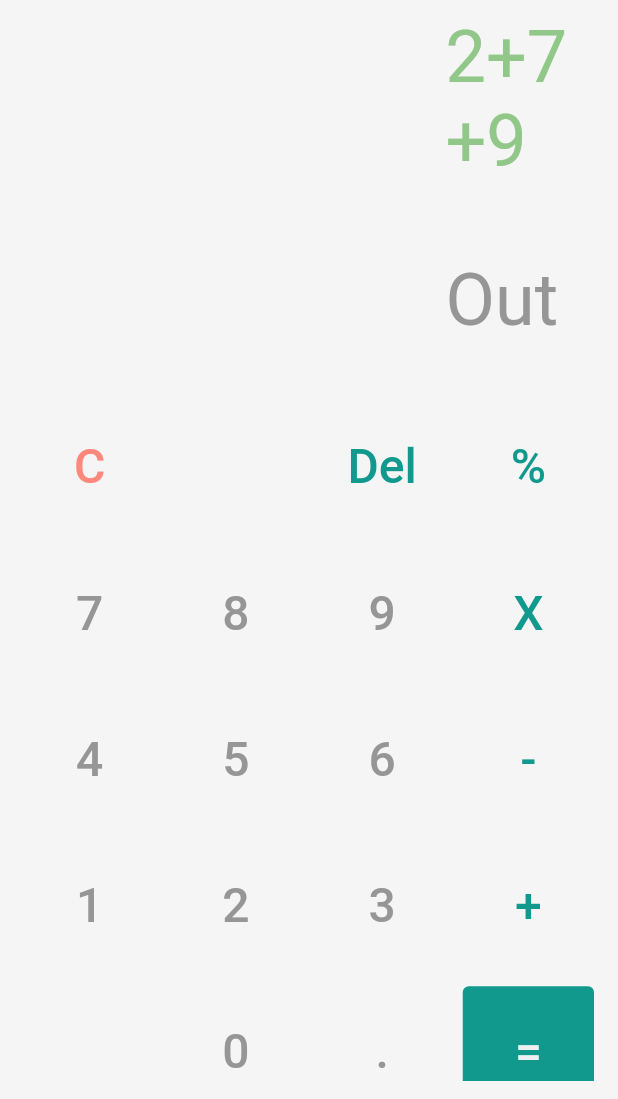
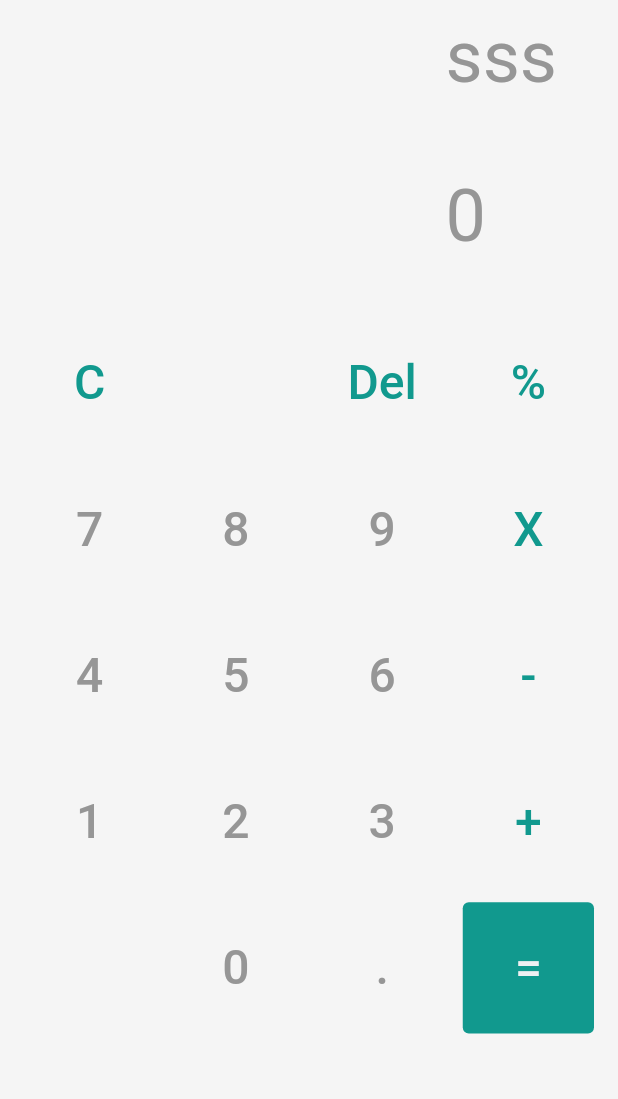
Before and after one commit to pascariandrei/lab3, a Flutter app: the screen it shows after launch, after a tap on an icon or button, on a phone screen of 412 x 824 dp, the part 137-1236 px from its top. Run offline on Flutter 3.47's test engine with Material 2 defaults, Android fonts, the phone set to English and light mode, and no system bars; Roboto replaces fonts that are missing (SFProText-Regular).

Commit message:
optimised the buttons method of creation via dinamic function

```diff
--- /dev/null
+++ b/lib/widgets/btn-widget.dart
@@ -0,0 +1,28 @@
+import 'package:flutter/material.dart';
+
+import '../resources/text_styles.dart';
+
+class Button extends StatelessWidget {
+  const Button({required this.text,required this.color,required this.click, this.style});
+  final String? text;
+  final int color;
+  final Function click;
+  final String? style;
+
+
+
+  @override
+  Widget build(BuildContext context) {
+    return TextButton(
+      style: ButtonStyle(
+        foregroundColor: MaterialStateProperty.all<Color>(Colors.blue),
+      ),
+      onPressed: () =>click(text),
+      child: Text(
+        '$text',
+        style: TextStyles.sfprotextRegular25
+            .copyWith(color: Color(color), fontSize: 32),
+      ),
+    );
+  }
+}
--- a/lib/widgets/buttons_widget.dart
+++ b/lib/widgets/buttons_widget.dart
@@ -21,32 +21,12 @@ class _ButtonWidgetState extends State<ButtonWidget> {
         body: Container(
       color: Color(0xFFF5F5F5),
       padding: const EdgeInsets.only(bottom: 0, top: 63),
-      child: Column(
-        children: [
-          Text(
-            ' Calculator',
-            style: TextStyles.sfprotextRegular25
-                .copyWith(color: CustomColor.black, fontSize: 24),
-          ),
-          Row(
-            children: [
-              new Align(
-                alignment: Alignment.center,
-              ),
-            ],
-          ),
-          OutPutWidget(),
-          Expanded(
-              flex: 3,
-              child: Container(
-                padding: const EdgeInsets.only(
-                    top: 20, left: 16, right: 16, bottom: 12),
-                child: GridWidget(),
-              )),
+      child:
+          GridWidget(),
 
           // ButtonWidget()
-        ],
+
       ),
-    ));
+    );
   }
 }
--- a/lib/widgets/grid_widget.dart
+++ b/lib/widgets/grid_widget.dart
@@ -3,6 +3,7 @@ import 'package:flutter/material.dart';
 
 import '../resources/custom_colors.dart';
 import '../resources/text_styles.dart';
+import 'btn-widget.dart';
 
 class GridWidget extends StatefulWidget {
   const GridWidget({Key? key}) : super(key: key);
@@ -12,189 +13,92 @@ class GridWidget extends StatefulWidget {
 }
 
 class _GridWidgetState extends State<GridWidget> {
+  int? firstNum;
+  int? secondNum;
+  String? log;
+  String? result='';
+  String? textDisplay='';
+  String? operation;
+
+  void btnOnClick(String el) {
+    if (el == 'C') {
+      textDisplay = '0';
+      firstNum = 0;
+      secondNum = 0;
+      result = 'a';
+    }else if(el == '1'){
+      textDisplay = '1';
+    }else if(el == '2'){
+      textDisplay = '2';
+    }
+    setState(() {
+      result = textDisplay;
+    });
+  }
+
   @override
   Widget build(BuildContext context) {
-    return GridView.count(
+    return Column(
+      children: [
+        Text(
+          ' Calculator',
+          style: TextStyles.sfprotextRegular25
+              .copyWith(color: CustomColor.black, fontSize: 24),
+        ),
+        Row(
+          children: [
+            new Align(
+              alignment: Alignment.center,
+            ),
+          ],
+        ),Column(
+          children: [
+            Container(
+              padding: const EdgeInsets.only(left:270,bottom: 49.78,top:10 ),
+              width: 358,
+              child: Text('sss',
+                  style: TextStyles.sfprotextRegular25
+                      .copyWith(color: Color(0xFF969696), fontSize: 48)),
+            ), Container(
+              padding: const EdgeInsets.only(left:270 ),
+              width: 358,
+              child: Text('$result',
+                  style: TextStyles.sfprotextRegular25
+                      .copyWith(color: Color(0xFF969696), fontSize: 48)),
+            ),
+          ],
+        ),
+        Expanded(
+          flex: 3,
+          child: Container(
+            padding: const EdgeInsets.only(
+                top: 20, left: 16, right: 16, bottom: 12),
+            child: GridView.count(
                 padding: const EdgeInsets.only(top: 20),
                 crossAxisSpacing: 10,
                 mainAxisSpacing: 10,
                 crossAxisCount: 4,
                 children: <Widget>[
+                  Button(text: 'C', color: 0xFF11998E, click: btnOnClick),
+                  SizedBox(),
+                  Button(text: 'Del', color: 0xFF11998E, click: btnOnClick),
+                  Button(text: '%', color: 0xFF11998E, click: btnOnClick),
+                  Button(text: '7', color: 0xFF969696, click: btnOnClick),
+                  Button(text: '8', color: 0xFF969696, click: btnOnClick),
+                  Button(text: '9', color: 0xFF969696, click: btnOnClick),
+                  Button(text: 'X', color: 0xFF11998E, click: btnOnClick),
+                  Button(text: '4', color: 0xFF969696, click: btnOnClick),
+                  Button(text: '5', color: 0xFF969696, click: btnOnClick),
+                  Button(text: '6', color: 0xFF969696, click: btnOnClick),
+                  Button(text: '-', color: 0xFF11998E, click: btnOnClick),
+                  Button(text: '1', color: 0xFF969696, click: btnOnClick),
+                  Button(text: '2', color: 0xFF969696, click: btnOnClick),
+                  Button(text: '3', color: 0xFF969696, click: btnOnClick),
+                  Button(text: '+', color: 0xFF11998E, click: btnOnClick),
+                  SizedBox(),
+                  Button(text: '0', color: 0xFF969696, click: btnOnClick),
+                  Button(text: '.', color: 0xFF969696, click: btnOnClick),
                   TextButton(
-            style: ButtonStyle(
-              foregroundColor: MaterialStateProperty.all<Color>(Colors.blue),
-            ),
-            onPressed: () {},
-            child: Text(
-              'C',
-              style: TextStyles.sfprotextRegular25
-                  .copyWith(color: Color(0xFFFF887D), fontSize: 32),
-            ),
-          ),
-          SizedBox(),
-          TextButton(
-            style: ButtonStyle(
-              foregroundColor: MaterialStateProperty.all<Color>(Colors.blue),
-            ),
-            onPressed: () {},
-            child: Text(
-              'Del',
-              style: TextStyles.sfprotextRegular25
-                  .copyWith(color: Color(0xFF11998E), fontSize: 32),
-            ),
-          ),
-          TextButton(
-            style: ButtonStyle(
-              foregroundColor: MaterialStateProperty.all<Color>(Colors.blue),
-            ),
-            onPressed: () {},
-            child: Text(
-              '%',
-              style: TextStyles.sfprotextRegular25
-                  .copyWith(color: Color(0xFF11998E), fontSize: 32),
-            ),
-          ),TextButton(
-            style: ButtonStyle(
-              foregroundColor: MaterialStateProperty.all<Color>(Colors.blue),
-            ),
-            onPressed: () {},
-            child: Text(
-              '7',
-              style: TextStyles.sfprotextRegular25
-                  .copyWith(color: Color(0xFF969696), fontSize: 32),
-            ),
-          ),TextButton(
-            style: ButtonStyle(
-              foregroundColor: MaterialStateProperty.all<Color>(Colors.blue),
-            ),
-            onPressed: () {},
-            child: Text(
-              '8',
-              style: TextStyles.sfprotextRegular25
-                  .copyWith(color: Color(0xFF969696), fontSize: 32),
-            ),
-          ),TextButton(
-            style: ButtonStyle(
-              foregroundColor: MaterialStateProperty.all<Color>(Colors.blue),
-            ),
-            onPressed: () {},
-            child: Text(
-              '9',
-              style: TextStyles.sfprotextRegular25
-                  .copyWith(color: Color(0xFF969696), fontSize: 32),
-            ),
-          ),TextButton(
-            style: ButtonStyle(
-              foregroundColor: MaterialStateProperty.all<Color>(Colors.blue),
-            ),
-            onPressed: () {},
-            child: Text(
-              'X',
-              style: TextStyles.sfprotextRegular25
-                  .copyWith(color: Color(0xFF11998E), fontSize: 32),
-            ),
-          ),TextButton(
-            style: ButtonStyle(
-              foregroundColor: MaterialStateProperty.all<Color>(Colors.blue),
-            ),
-            onPressed: () {},
-            child: Text(
-              '4',
-              style: TextStyles.sfprotextRegular25
-                  .copyWith(color: Color(0xFF969696), fontSize: 32),
-            ),
-          ),TextButton(
-            style: ButtonStyle(
-              foregroundColor: MaterialStateProperty.all<Color>(Colors.blue),
-            ),
-            onPressed: () {},
-            child: Text(
-              '5',
-              style: TextStyles.sfprotextRegular25
-                  .copyWith(color: Color(0xFF969696), fontSize: 32),
-            ),
-          ),TextButton(
-            style: ButtonStyle(
-              foregroundColor: MaterialStateProperty.all<Color>(Colors.blue),
-            ),
-            onPressed: () {},
-            child: Text(
-              '6',
-              style: TextStyles.sfprotextRegular25
-                  .copyWith(color: Color(0xFF969696), fontSize: 32),
-            ),
-          ),TextButton(
-            style: ButtonStyle(
-              foregroundColor: MaterialStateProperty.all<Color>(Colors.blue),
-            ),
-            onPressed: () {},
-            child: Text(
-              '-',
-              style: TextStyles.sfprotextRegular25
-                  .copyWith(color: Color(0xFF11998E), fontSize: 32),
-            ),
-          ),TextButton(
-            style: ButtonStyle(
-              foregroundColor: MaterialStateProperty.all<Color>(Colors.blue),
-            ),
-            onPressed: () {},
-            child: Text(
-              '1',
-              style: TextStyles.sfprotextRegular25
-                  .copyWith(color: Color(0xFF969696), fontSize: 32),
-            ),
-          ),TextButton(
-            style: ButtonStyle(
-              foregroundColor: MaterialStateProperty.all<Color>(Colors.blue),
-            ),
-            onPressed: () {},
-            child: Text(
-              '2',
-              style: TextStyles.sfprotextRegular25
-                  .copyWith(color: Color(0xFF969696), fontSize: 32),
-            ),
-          ),TextButton(
-            style: ButtonStyle(
-              foregroundColor: MaterialStateProperty.all<Color>(Colors.blue),
-            ),
-            onPressed: () {},
-            child: Text(
-              '3',
-              style: TextStyles.sfprotextRegular25
-                  .copyWith(color: Color(0xFF969696), fontSize: 32),
-            ),
-          ),TextButton(
-            style: ButtonStyle(
-              foregroundColor: MaterialStateProperty.all<Color>(Colors.blue),
-            ),
-            onPressed: () {},
-            child: Text(
-              '+',
-              style: TextStyles.sfprotextRegular25
-                  .copyWith(color: Color(0xFF11998E), fontSize: 32),
-            ),
-          ),SizedBox(),
-          TextButton(
-            style: ButtonStyle(
-              foregroundColor: MaterialStateProperty.all<Color>(Colors.blue),
-            ),
-            onPressed: () {},
-            child: Text(
-              '0',
-              style: TextStyles.sfprotextRegular25
-                  .copyWith(color: Color(0xFF969696), fontSize: 32),
-            ),
-          ),TextButton(
-            style: ButtonStyle(
-              foregroundColor: MaterialStateProperty.all<Color>(Colors.blue),
-            ),
-            onPressed: () {},
-            child: Text(
-              '.',
-              style: TextStyles.sfprotextRegular25
-                  .copyWith(color: Color(0xFF969696), fontSize: 32),
-            ),
-          ),TextButton(
                     style: TextButton.styleFrom(
                       backgroundColor: Color(0xFF11998E),
                     ),
@@ -205,6 +109,10 @@ class _GridWidgetState extends State<GridWidget> {
                           .copyWith(color: Color(0xFFEEF0F2), fontSize: 32),
                     ),
                   ),
-        ]);
+                ]),
+          ),
+        ),
+      ],
+    );
   }
 }
--- a/lib/widgets/output_widget.dart
+++ b/lib/widgets/output_widget.dart
@@ -1,10 +1,16 @@
 import 'package:flutter/material.dart';
 import '../resources/custom_colors.dart';
 import '../resources/text_styles.dart';
+import '../widgets/grid_widget.dart';
 
-class OutPutWidget extends StatelessWidget {
+class OutPutWidget extends StatefulWidget {
   const OutPutWidget({Key? key}) : super(key: key);
 
+  @override
+  State<OutPutWidget> createState() => _OutPutWidgetState();
+}
+
+class _OutPutWidgetState extends State<OutPutWidget> {
   @override
   Widget build(BuildContext context) {
     return Column(
@@ -12,7 +18,7 @@ class OutPutWidget extends StatelessWidget {
         Container(
           padding: const EdgeInsets.only(left:270,bottom: 49.78,top:10 ),
           width: 358,
-          child: Text('2+7+9',
+          child: Text('sss',
             style: TextStyles.sfprotextRegular25
                 .copyWith(color: CustomColor.deYork, fontSize: 48)),
         ), Container(
```
Lines whose indentation alone changed are shown as unchanged.
